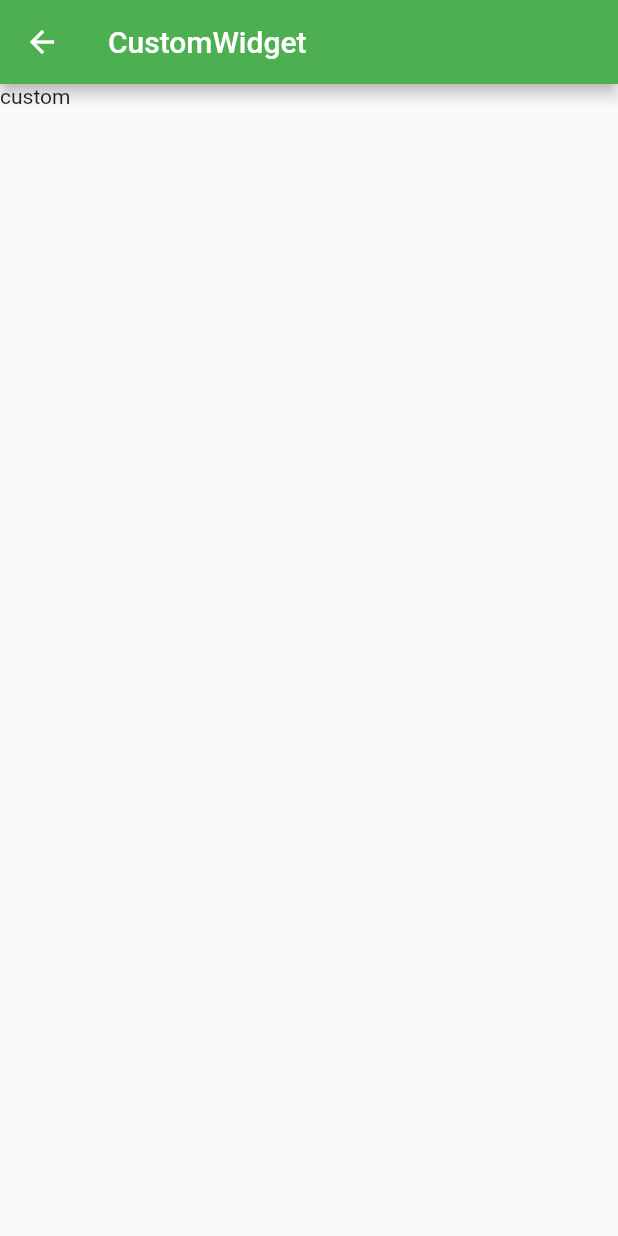
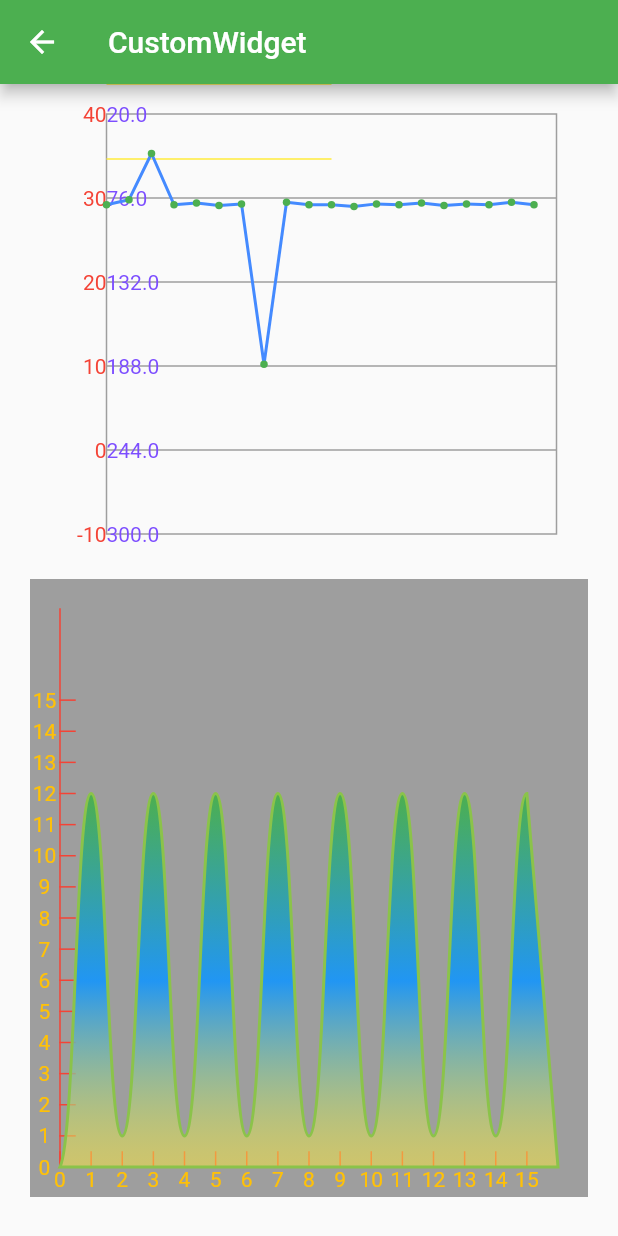
Before and after one commit to student9128/FlutterStudy, a Flutter app: the CustomWidgetPage screen opened by its route, on a phone screen of 412 x 824 dp. Run offline on Flutter 3.47's test engine with Material 2 defaults, Android fonts, the phone set to English and light mode, and no system bars; our stand-ins replace fluro.

Commit message:
add:添加自定义曲线

```diff
--- a/lib/advanced/custom_widget_page.dart
+++ b/lib/advanced/custom_widget_page.dart
@@ -1,4 +1,6 @@
 import 'package:flutter/material.dart';
+import 'package:flutter_study_list/advanced/custom_widgets/custom_line.dart';
+import 'package:flutter_study_list/advanced/custom_widgets/custom_line2.dart';
 
 class CustomWidgetPage extends StatefulWidget {
   const CustomWidgetPage({ Key? key }) : super(key: key);
@@ -12,7 +14,26 @@ class _CustomWidgetPageState extends State<CustomWidgetPage> {
   Widget build(BuildContext context) {
     return Scaffold(
      appBar: AppBar(title: Text('CustomWidget'),),
-     body: Container(child: Text('custom'),),
+     body: SingleChildScrollView(child:Column(
+       children: [
+         Container(
+           margin: EdgeInsets.only(left: 50),
+           child:  CustomPaint(
+           foregroundPainter: LineChatPainter(),
+           size: Size(300, 300),
+         ),
+         ),
+         Container(
+           color: Colors.grey,
+           margin: EdgeInsets.only(left: 20,top: 30),
+           child:  CustomPaint(
+           foregroundPainter: CustomLine(),
+           size: Size(MediaQuery.of(context).size.width-40, MediaQuery.of(context).size.width),
+         ),
+         )
+
+       ],
+     ),),
     );
   }
 }
--- a/lib/advanced/custom_widgets/custom_line.dart
+++ b/lib/advanced/custom_widgets/custom_line.dart
@@ -0,0 +1,93 @@
+import 'dart:ui';
+
+import 'package:flutter/material.dart';
+
+class LineChatPainter extends CustomPainter {
+  late Paint _outlinePaint, _axisXPaint, _valuePaint,_testPaint;
+  late TextPainter _leftlabelPainter;
+  List<int> _yTitle = [40, 30, 20, 10, 0, -10];
+  List<double> _yData =  [29.2, 29.8, 35.3, 29.2, 29.4, 29.1, 29.3, 10.2, 29.5, 29.2, 29.2, 29, 29.3, 29.2, 29.4, 29.1, 29.3, 29.2, 29.5, 29.2];
+  final int averageY = 5;
+  final int gapY = 10;
+  final double _yTitlePadding = 5;
+  LineChatPainter({Listenable? repaint})
+      : super(repaint: repaint) {
+    _outlinePaint = Paint()
+      ..color = Colors.grey
+      ..style = PaintingStyle.stroke
+      ..strokeWidth = 1;
+    _axisXPaint = Paint()
+      ..color = Colors.grey
+      ..style = PaintingStyle.stroke
+      ..strokeWidth = 1;
+    _valuePaint = Paint()
+      ..color = Colors.blueAccent
+      ..style = PaintingStyle.stroke
+      ..strokeCap=StrokeCap.round
+      ..strokeWidth = 2
+      ..isAntiAlias=true;
+    _leftlabelPainter = TextPainter()..textDirection = TextDirection.ltr;
+    _testPaint=Paint()
+    ..color=Colors.yellow
+    ..style=PaintingStyle.stroke
+    ..strokeWidth=1;
+  }
+  @override
+  void paint(Canvas canvas, Size size) {
+    print('${this},,,$size');
+    var tempHeight=size.height-20;
+    canvas.drawRect(Rect.fromLTRB(0, 20, size.width, size.height), _outlinePaint);
+    // double textWidth=0;
+    // for (var i = 0; i < _yData.length; i++) {
+    //   _leftlabelPainter.text=TextSpan(text:i==_yData.length-1?'${_yData[i]}':'${_yData[i]},',style: TextStyle(color: Colors.red));
+    //   _leftlabelPainter.layout();
+    //   if(i>0){
+    //   textWidth+=_leftlabelPainter.width;
+    //   }
+    //   if(i>_yData.length/2){
+    //   _leftlabelPainter.paint(canvas, Offset(textWidth,_leftlabelPainter.height/2*3));
+    //   if(i==_yData.length/2+1){textWidth=0;}
+    //   }else{
+    //   _leftlabelPainter.paint(canvas, Offset(textWidth,_leftlabelPainter.height/2));
+    //   }
+
+    // }
+    for (var i = 0; i < 4; i++) {
+      print('size.height-20/averageY*(i+1)=${i}=${tempHeight/averageY*(i+1)}');
+      canvas.drawLine(Offset(0,tempHeight/averageY*(i+1)+20), Offset(size.width,tempHeight/averageY*(i+1)+20), _axisXPaint);
+    }
+    canvas.drawLine(Offset(0,0), Offset(size.width/2,0), _testPaint);
+    canvas.drawLine(Offset(0,50), Offset(size.width/2,50), _testPaint);
+    for (var i = 0; i <=5; i++) {
+      _leftlabelPainter.text=TextSpan(text:(tempHeight/averageY*(i)+20).toString(),style: TextStyle(color: Colors.deepPurpleAccent));
+      _leftlabelPainter.layout();
+      _leftlabelPainter.paint(canvas, Offset(0,tempHeight/5*i-_leftlabelPainter.height/2+20));
+      _leftlabelPainter.text=TextSpan(text:_yTitle[i].toString(),style: TextStyle(color: Colors.red));
+      _leftlabelPainter.layout();
+      print('_leftlabelPainter.width=${i}====${_leftlabelPainter.width},,,${tempHeight/5*i}');
+      _leftlabelPainter.paint(canvas, Offset(-_leftlabelPainter.width,tempHeight/5*i-_leftlabelPainter.height/2+20));
+    }
+    var points = <Offset>[];
+    for (var i = 0; i < _yData.length; i++) {
+      points.add(Offset(size.width/_yData.length*i,translateValue(size.height,_yData[i])));
+    }
+    canvas.drawPoints(PointMode.polygon, points, _valuePaint);
+    canvas.drawPoints(PointMode.points, points, Paint()..color=Colors.green..style=PaintingStyle.stroke..strokeWidth=5..strokeCap=StrokeCap.round);
+  }
+
+  @override
+  bool shouldRepaint(covariant LineChatPainter oldDelegate) {
+    return oldDelegate._yData!=_yData;
+  }
+  double translateValue(double height,double rawValue){
+    var temp=(height-20)/5;
+    var valueSum=averageY*gapY;
+    var scale = (height-20)/valueSum;//1个数据是多高
+    var reslut = rawValue*scale;
+    print('reslut==$reslut,height=$height');
+    // return height-reslut-height/averageY;
+    return height-temp-reslut;
+
+  }
+
+}
--- /dev/null
+++ b/lib/advanced/custom_widgets/custom_line2.dart
@@ -0,0 +1,111 @@
+import 'package:flutter/material.dart';
+
+class CustomLine extends CustomPainter{
+  static const double _mPadding=20;
+  late double startX,endX,startY,endY;
+  late double _disWidth,_disHeight;
+  late Paint _axisPaint,_linePaint;
+  late TextPainter _axisTextPaint;
+  int rulerCount=16;
+  final Path _path = Path();
+  @override
+  void paint(Canvas canvas, Size size) {
+    _initPaint();
+    _initAxisLine(size);
+    _drawAxisLine(canvas);
+    _drawRulerAndText(canvas);
+    _drawLine(canvas);
+  }
+
+  _initPaint() {
+    _axisPaint = Paint()
+    ..isAntiAlias=true
+    ..strokeWidth=1
+    ..strokeCap=StrokeCap.square
+    ..color=Colors.red
+    ..style=PaintingStyle.stroke;
+    _linePaint= Paint()
+    ..isAntiAlias=true
+    ..strokeWidth=2
+    ..strokeCap=StrokeCap.round
+    ..color=Colors.lightGreen
+    ..style=PaintingStyle.stroke;
+    _axisTextPaint=TextPainter(textAlign: TextAlign.center,ellipsis:'.')
+    ..textDirection=TextDirection.ltr;
+  }
+  void _initAxisLine(Size size) {
+    startX = _mPadding;
+    endX = size.width-_mPadding;
+    startY=size.height-_mPadding;
+    endY=_mPadding;
+    _disWidth=endX-startX;
+    _disHeight=startY-endY;
+  }
+  void _drawAxisLine(Canvas canvas) {
+    canvas.drawLine(Offset(startX, startY), Offset(endX, startY), _axisPaint); //x轴
+    canvas.drawLine(Offset(startX, startY), Offset(startX, endY), _axisPaint); //y轴
+  }
+  _drawRulerAndText(Canvas canvas) {
+    double _dis = _disWidth / rulerCount;
+    for (var i = 0; i < rulerCount; i++) {
+      canvas.drawLine(Offset(startX + _dis * (i), startY),
+          Offset(startX + _dis * (i), startY - 10), _axisPaint); //x轴
+      canvas.drawLine(Offset(startX, startY - _dis * (i)),
+          Offset(startX + 10, startY - _dis * (i)), _axisPaint);
+      _axisTextPaint.text =
+          TextSpan(text: i.toString(), style: TextStyle(color: Colors.amber));
+      _axisTextPaint.layout(minWidth: _dis, maxWidth: _dis);
+      _axisTextPaint.paint(canvas,
+          Offset(startX + _dis * i - _axisTextPaint.width / 2, startY)); //x轴
+      _axisTextPaint.paint(
+          canvas,
+          Offset(startX - _axisTextPaint.width,
+              startY - _dis * i - _axisTextPaint.height / 2)); //y轴
+      _initPath(i, _dis,canvas);
+
+    }
+  }
+  _initPath(int index, double scale,Canvas canvas) {
+    // print('index=$index,scale=$scale');
+    if (index == 0) {
+      _path.moveTo(startX, startY);
+    } else {
+      var tempX = startX + scale * index;
+      var tempY = startY - (index % 2 == 0 ? scale : scale * 12);
+      // _path.lineTo(tempX, tempY);
+      var preX = startX + scale * (index - 1);
+      var preY = startY - (index % 2 != 0 ? scale : scale * 12);
+      _path.cubicTo(
+          (tempX + preX) / 2, preY, (preX + tempX) / 2, tempY, tempX, tempY);
+    }
+  }
+  _drawLine(Canvas canvas){
+    var pathMetrics = _path.computeMetrics();
+    var list = pathMetrics.toList();
+    var length = list.length;
+    print('length=$length');
+    Path path = Path();
+    for (var i = 0; i < length; i++) {
+      var extractPath=list[i].extractPath(0, list[i].length,startWithMoveTo: true);
+      path.addPath(extractPath, Offset(0,0));
+    }
+    _drawShader(canvas, path);
+    canvas.drawPath(path, _linePaint);
+  }
+  _drawShader(Canvas canvas,Path shadowPath){
+    var shader = LinearGradient(colors:[Colors.red,Colors.green,Colors.blue,Colors.yellow.withOpacity(0.5)],
+    begin: Alignment.topCenter,end: Alignment.bottomCenter).createShader(Rect.fromLTRB(startX,endY, endX, startY));
+    shadowPath..lineTo(startX+_disWidth, startY)
+    ..lineTo(startX, startY)
+    ..close();
+    canvas.drawPath(shadowPath, Paint()..shader=shader..isAntiAlias=true..style=PaintingStyle.fill);
+
+
+  }
+
+  @override
+  bool shouldRepaint(covariant CustomPainter oldDelegate) {
+   return true;
+  }
+
+}
--- a/lib/main_page.dart
+++ b/lib/main_page.dart
@@ -38,6 +38,7 @@ class _MainPageState extends State<MainPage> {
         selectedItemColor: Theme.of(context).primaryColor,
         unselectedItemColor: Colors.grey,
         onTap: (int index){
+          if(_currentIndex==index)return;
           _onTap(index);
           setState(() {
           _currentIndex=index;
```
